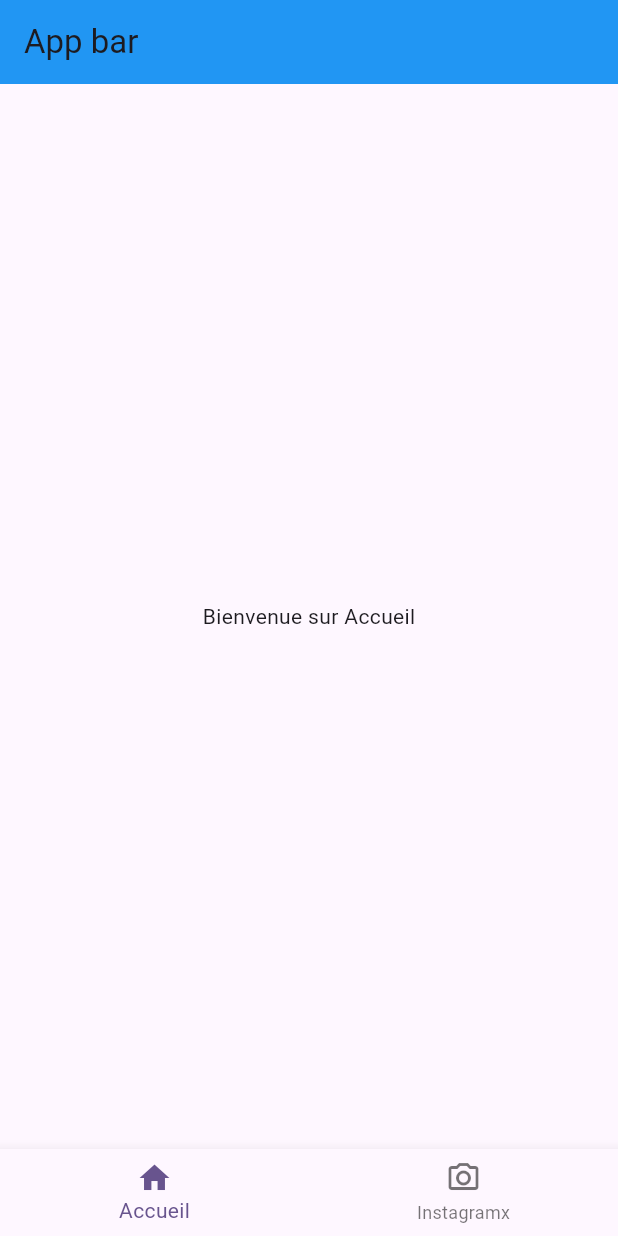
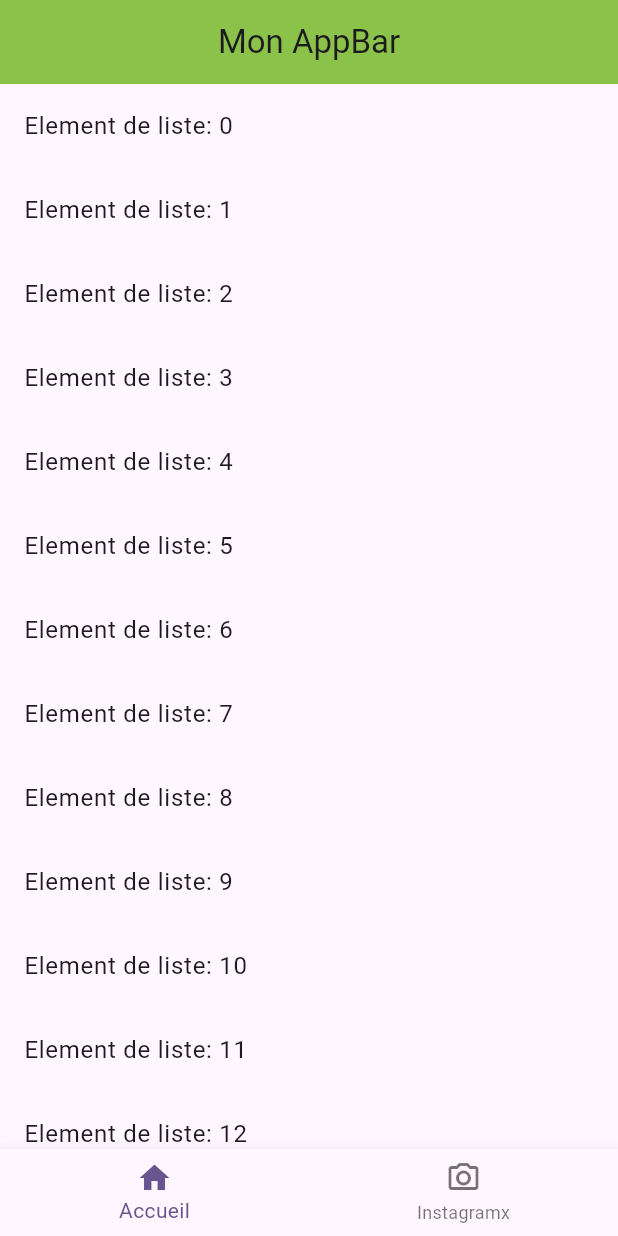
Before and after one commit to Modibo-kane/learnslyver, a Flutter app: the screen it shows after launch, on a phone screen of 412 x 824 dp. Run offline on Flutter 3.47's test engine with Material 3 defaults, Android fonts, the phone set to English and light mode, and no system bars.

Commit message:
Ici on voit les SliverAppBar qu'on ne peut utliser uniquement que dans un CustomScrollView

```diff
--- a/lib/navigator.dart
+++ b/lib/navigator.dart
@@ -27,10 +27,6 @@ class _MyHomePageState extends State<MyHomePage> {
   @override
   Widget build(BuildContext context) {
     return Scaffold(
-      appBar: AppBar(
-        title: const Text("App bar"),
-        backgroundColor: Colors.blue,
-      ),
       body: _ecrans[_selectedIndex],
       bottomNavigationBar: BottomNavigationBar(
         currentIndex: _selectedIndex,
--- a/lib/pages/home_page.dart
+++ b/lib/pages/home_page.dart
@@ -6,8 +6,26 @@ class HomePage extends StatelessWidget {
   @override
   Widget build(BuildContext context) {
     // Contenu de votre page Instagram
-    return const Center(
-      child: Text("Bienvenue sur Accueil"),
+    return Scaffold(
+      body: CustomScrollView(
+        slivers: [
+          SliverAppBar(
+            title: Text("Mon AppBar"),
+            backgroundColor: Colors.lightGreen,
+            centerTitle: true,
+            pinned: true,
+          ),
+          SliverList(
+              delegate: SliverChildBuilderDelegate(
+                  (context, index){
+                    return ListTile(
+                      title: Text("Element de liste: $index"),
+                    );
+                  }, childCount: 40,
+              )
+          )
+        ],
+      ),
     );
   }
 }
```
Also changed, not shown: lib/ateliers/atelierA.dart (+37 -0 lines).
